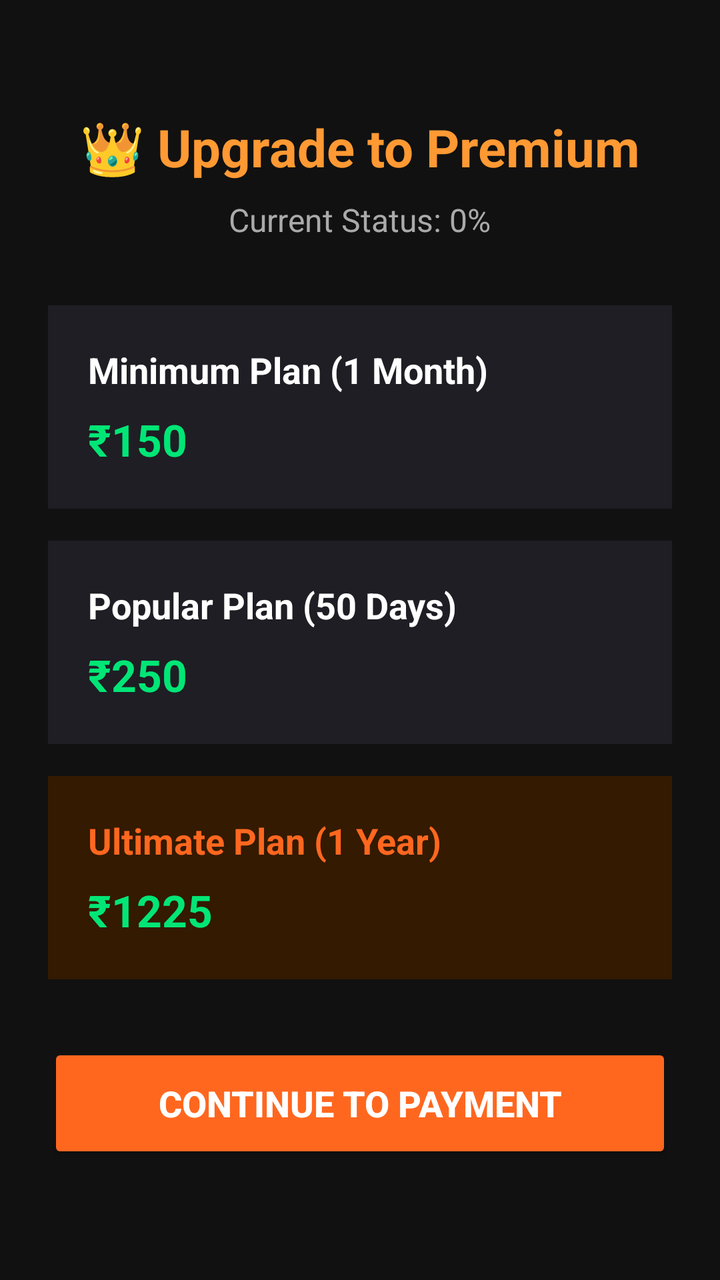
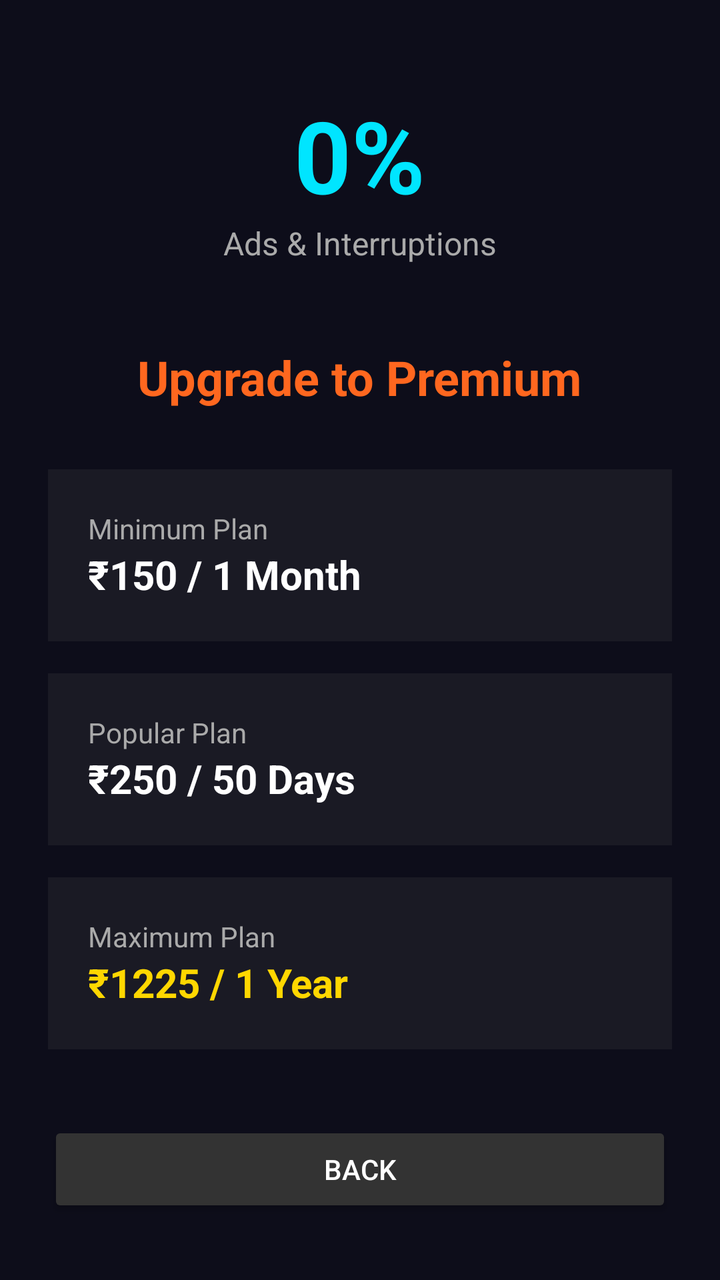

Compare the two renders of this Android layout. The source of the first and the diff that turns it into the second are given below.
<!-- AndroidManifest.xml: application theme Theme.AppCompat.DayNight.NoActionBar -->
<!-- res/layout/activity_premium.xml -->
<?xml version="1.0" encoding="utf-8"?>
<LinearLayout xmlns:android="http://schemas.android.com/apk/res/android"
    android:layout_width="match_parent"
    android:layout_height="match_parent"
    android:background="#111111"
    android:orientation="vertical"
    android:padding="24dp"
    android:gravity="center_horizontal">

    <TextView
        android:layout_width="wrap_content"
        android:layout_height="wrap_content"
        android:text="👑 Upgrade to Premium"
        android:textColor="#FF9933"
        android:textSize="26sp"
        android:textStyle="bold"
        android:layout_marginTop="32dp"/>

    <TextView
        android:layout_width="wrap_content"
        android:layout_height="wrap_content"
        android:text="Current Status: 0%"
        android:textColor="#AAAAAA"
        android:textSize="16sp"
        android:layout_marginTop="8dp"
        android:layout_marginBottom="32dp"/>

    
    <LinearLayout
        android:layout_width="match_parent"
        android:layout_height="wrap_content"
        android:background="#1E1E24"
        android:orientation="vertical"
        android:padding="20dp"
        android:layout_marginBottom="16dp">
        <TextView android:layout_width="wrap_content" android:layout_height="wrap_content" android:text="Minimum Plan (1 Month)" android:textColor="#FFFFFF" android:textSize="18sp" android:textStyle="bold"/>
        <TextView android:layout_width="wrap_content" android:layout_height="wrap_content" android:text="₹150" android:textColor="#00E676" android:textSize="22sp" android:textStyle="bold" android:layout_marginTop="8dp"/>
    </LinearLayout>

    
    <LinearLayout
        android:layout_width="match_parent"
        android:layout_height="wrap_content"
        android:background="#1E1E24"
        android:orientation="vertical"
        android:padding="20dp"
        android:layout_marginBottom="16dp">
        <TextView android:layout_width="wrap_content" android:layout_height="wrap_content" android:text="Popular Plan (50 Days)" android:textColor="#FFFFFF" android:textSize="18sp" android:textStyle="bold"/>
        <TextView android:layout_width="wrap_content" android:layout_height="wrap_content" android:text="₹250" android:textColor="#00E676" android:textSize="22sp" android:textStyle="bold" android:layout_marginTop="8dp"/>
    </LinearLayout>

    
    <LinearLayout
        android:layout_width="match_parent"
        android:layout_height="wrap_content"
        android:background="#331A00"
        android:orientation="vertical"
        android:padding="20dp"
        android:layout_marginBottom="32dp">
        <TextView android:layout_width="wrap_content" android:layout_height="wrap_content" android:text="Ultimate Plan (1 Year)" android:textColor="#FF671F" android:textSize="18sp" android:textStyle="bold"/>
        <TextView android:layout_width="wrap_content" android:layout_height="wrap_content" android:text="₹1225" android:textColor="#00E676" android:textSize="22sp" android:textStyle="bold" android:layout_marginTop="8dp"/>
    </LinearLayout>

    <Button
        android:layout_width="match_parent"
        android:layout_height="60dp"
        android:backgroundTint="#FF671F"
        android:text="Continue to Payment"
        android:textColor="#FFFFFF"
        android:textSize="18sp"
        android:textStyle="bold"/>
</LinearLayout>
<!-- resources referenced by this layout -->
<resources>

</resources>

<!-- the commit's change to res/layout/activity_premium.xml (unified diff, before → after) -->
@@ -2,7 +2,7 @@
 <LinearLayout xmlns:android="http://schemas.android.com/apk/res/android"
     android:layout_width="match_parent"
     android:layout_height="match_parent"
-    android:background="#111111"
+    android:background="#0D0D1A"
     android:orientation="vertical"
     android:padding="24dp"
     android:gravity="center_horizontal">
@@ -10,63 +10,46 @@
     <TextView
         android:layout_width="wrap_content"
         android:layout_height="wrap_content"
-        android:text="👑 Upgrade to Premium"
-        android:textColor="#FF9933"
-        android:textSize="26sp"
+        android:text="0%"
+        android:textColor="#00E5FF"
+        android:textSize="50sp"
         android:textStyle="bold"
-        android:layout_marginTop="32dp"/>
+        android:layout_marginTop="20dp" />
 
     <TextView
         android:layout_width="wrap_content"
         android:layout_height="wrap_content"
-        android:text="Current Status: 0%"
+        android:text="Ads &amp; Interruptions"
         android:textColor="#AAAAAA"
         android:textSize="16sp"
-        android:layout_marginTop="8dp"
-        android:layout_marginBottom="32dp"/>
+        android:layout_marginBottom="40dp" />
+
+    <TextView
+        android:layout_width="wrap_content"
+        android:layout_height="wrap_content"
+        android:text="Upgrade to Premium"
+        android:textColor="#FF671F"
+        android:textSize="24sp"
+        android:textStyle="bold"
+        android:layout_marginBottom="30dp" />
 
     
-    <LinearLayout
-        android:layout_width="match_parent"
-        android:layout_height="wrap_content"
-        android:background="#1E1E24"
-        android:orientation="vertical"
-        android:padding="20dp"
-        android:layout_marginBottom="16dp">
-        <TextView android:layout_width="wrap_content" android:layout_height="wrap_content" android:text="Minimum Plan (1 Month)" android:textColor="#FFFFFF" android:textSize="18sp" android:textStyle="bold"/>
-        <TextView android:layout_width="wrap_content" android:layout_height="wrap_content" android:text="₹150" android:textColor="#00E676" android:textSize="22sp" android:textStyle="bold" android:layout_marginTop="8dp"/>
+    <LinearLayout android:id="@+id/plan150" android:layout_width="match_parent" android:layout_height="wrap_content" android:background="#1A1A24" android:orientation="vertical" android:padding="20dp" android:layout_marginBottom="16dp">
+        <TextView android:layout_width="wrap_content" android:layout_height="wrap_content" android:text="Minimum Plan" android:textColor="#AAAAAA" />
+        <TextView android:layout_width="wrap_content" android:layout_height="wrap_content" android:text="₹150 / 1 Month" android:textColor="#FFFFFF" android:textSize="20sp" android:textStyle="bold" />
     </LinearLayout>
 
     
-    <LinearLayout
-        android:layout_width="match_parent"
-        android:layout_height="wrap_content"
-        android:background="#1E1E24"
-        android:orientation="vertical"
-        android:padding="20dp"
-        android:layout_marginBottom="16dp">
-        <TextView android:layout_width="wrap_content" android:layout_height="wrap_content" android:text="Popular Plan (50 Days)" android:textColor="#FFFFFF" android:textSize="18sp" android:textStyle="bold"/>
-        <TextView android:layout_width="wrap_content" android:layout_height="wrap_content" android:text="₹250" android:textColor="#00E676" android:textSize="22sp" android:textStyle="bold" android:layout_marginTop="8dp"/>
+    <LinearLayout android:id="@+id/plan250" android:layout_width="match_parent" android:layout_height="wrap_content" android:background="#1A1A24" android:orientation="vertical" android:padding="20dp" android:layout_marginBottom="16dp">
+        <TextView android:layout_width="wrap_content" android:layout_height="wrap_content" android:text="Popular Plan" android:textColor="#AAAAAA" />
+        <TextView android:layout_width="wrap_content" android:layout_height="wrap_content" android:text="₹250 / 50 Days" android:textColor="#FFFFFF" android:textSize="20sp" android:textStyle="bold" />
     </LinearLayout>
 
     
-    <LinearLayout
-        android:layout_width="match_parent"
-        android:layout_height="wrap_content"
-        android:background="#331A00"
-        android:orientation="vertical"
-        android:padding="20dp"
-        android:layout_marginBottom="32dp">
-        <TextView android:layout_width="wrap_content" android:layout_height="wrap_content" android:text="Ultimate Plan (1 Year)" android:textColor="#FF671F" android:textSize="18sp" android:textStyle="bold"/>
-        <TextView android:layout_width="wrap_content" android:layout_height="wrap_content" android:text="₹1225" android:textColor="#00E676" android:textSize="22sp" android:textStyle="bold" android:layout_marginTop="8dp"/>
+    <LinearLayout android:id="@+id/plan1225" android:layout_width="match_parent" android:layout_height="wrap_content" android:background="#1A1A24" android:orientation="vertical" android:padding="20dp" android:layout_marginBottom="16dp">
+        <TextView android:layout_width="wrap_content" android:layout_height="wrap_content" android:text="Maximum Plan" android:textColor="#AAAAAA" />
+        <TextView android:layout_width="wrap_content" android:layout_height="wrap_content" android:text="₹1225 / 1 Year" android:textColor="#FFD700" android:textSize="20sp" android:textStyle="bold" />
     </LinearLayout>
-
-    <Button
-        android:layout_width="match_parent"
-        android:layout_height="60dp"
-        android:backgroundTint="#FF671F"
-        android:text="Continue to Payment"
-        android:textColor="#FFFFFF"
-        android:textSize="18sp"
-        android:textStyle="bold"/>
+    
+    <Button android:id="@+id/btnBackPremium" android:layout_width="match_parent" android:layout_height="wrap_content" android:text="Back" android:backgroundTint="#333333" android:textColor="#FFFFFF" android:layout_marginTop="20dp"/>
 </LinearLayout>
